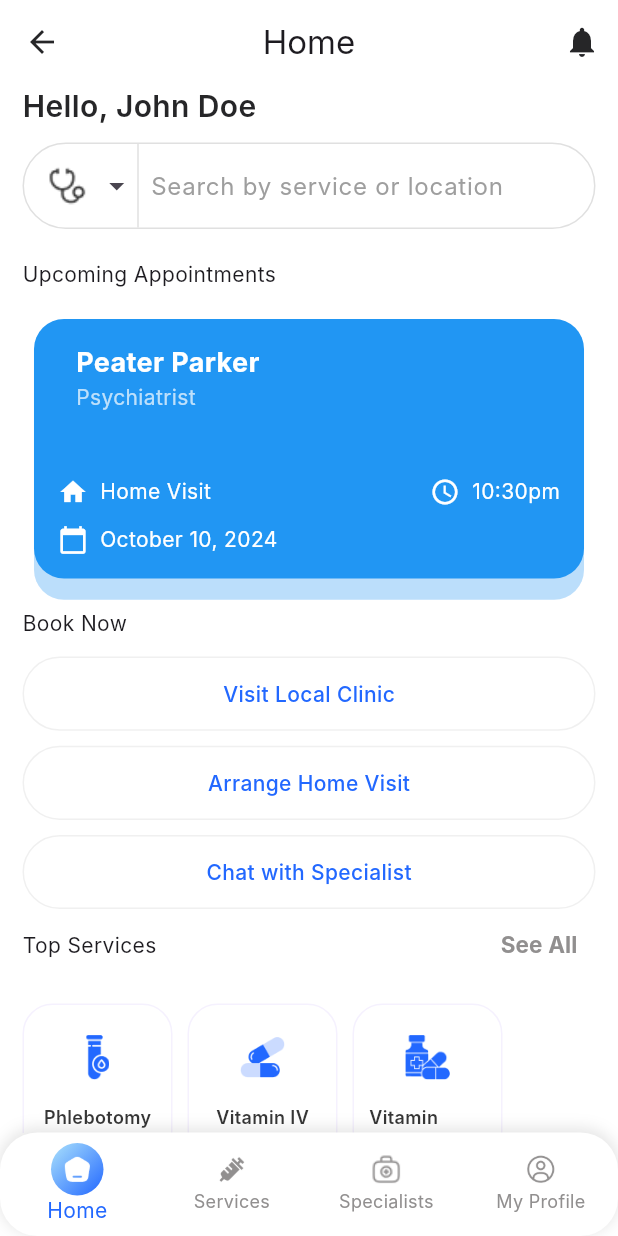
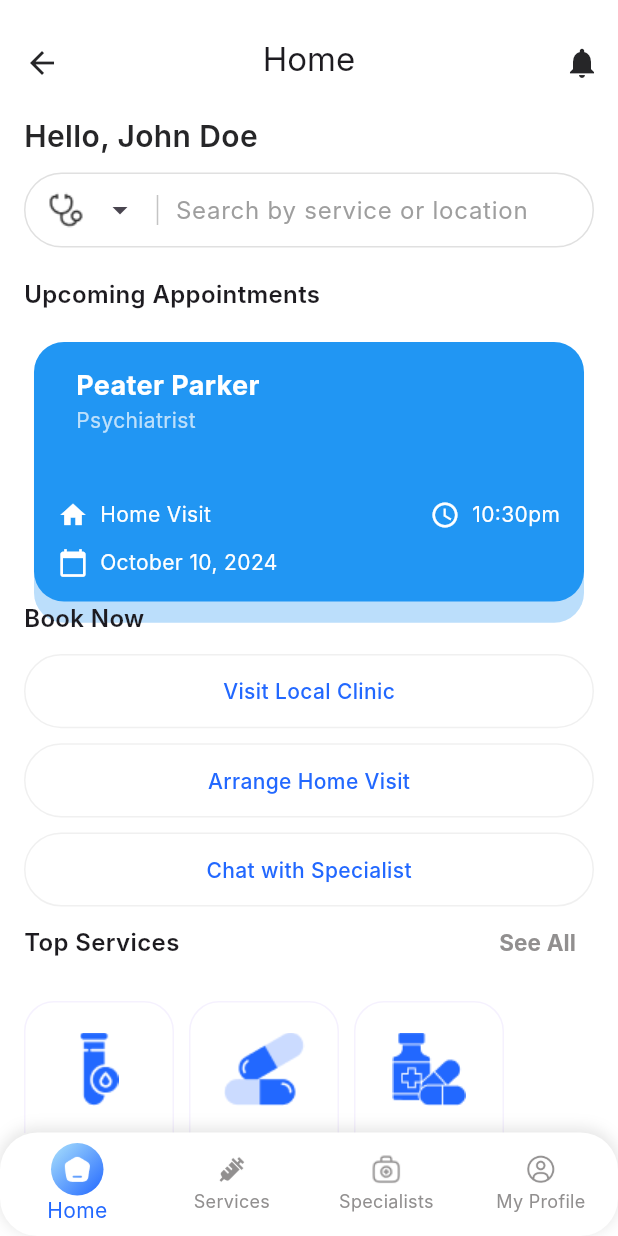
Before and after one commit to MustuBharmal/DocBookingApp, a Flutter app: the NavigationScreen screen opened by its route, on a phone screen of 412 x 824 dp. Run offline on Flutter 3.47's test engine with Material 3 defaults, Android fonts, the phone set to English and light mode, and no system bars; our stand-ins replace get, get_storage, google_fonts, logger; accounts and stored records are empty; network calls fail; Roboto replaces fonts that are missing (Inter).

Commit message:
home screen ui changes

```diff
--- a/lib/presentations/authentication/views/onboarding_screen.dart
+++ b/lib/presentations/authentication/views/onboarding_screen.dart
@@ -1,5 +1,6 @@
 import 'package:doc_booking_app/global/app_color.dart';
 import 'package:doc_booking_app/global/images.dart';
+import 'package:doc_booking_app/presentations/authentication/views/login_welcome_screen.dart';
 import 'package:doc_booking_app/widgets/blue_button.dart';
 import 'package:flutter/material.dart';
 import 'package:get/get.dart';
@@ -52,12 +53,14 @@ class _OnboardingScreenState extends State<OnboardingScreen> {
                     const Text(
                       'Let us Come to You',
                       textAlign: TextAlign.center,
-                      style: TextStyle(fontSize: 20, fontWeight: FontWeight.w500),
+                      style:
+                          TextStyle(fontSize: 20, fontWeight: FontWeight.w500),
                     ),
                     const Text(
                       'Cant get to a clinic, let us come to you, book a Home visit appointment today.',
                       textAlign: TextAlign.center,
-                      style: TextStyle(fontSize: 14, fontWeight: FontWeight.w500),
+                      style:
+                          TextStyle(fontSize: 14, fontWeight: FontWeight.w500),
                     ),
                     Row(
                       mainAxisAlignment: MainAxisAlignment.center,
@@ -74,14 +77,26 @@ class _OnboardingScreenState extends State<OnboardingScreen> {
                                       ],
                                     )
                                   : null,
-                              color: activeIndex != index ? AppColors.gray : null,
+                              color: activeIndex != index
+                                  ? AppColors.gray
+                                  : null,
                               shape: BoxShape.circle),
                           height: 10,
                           width: 10,
                         ),
                       ),
                     ),
-                    const BlueButton(label: 'Next'),
+                    BlueButton(
+                      label: 'Next',
+                      onPressed: () {
+                        if (activeIndex < 2) {
+                          activeIndex++;
+                        }else{
+                          Get.offAllNamed(LoginWelcomeScreen.routeName);
+                        }
+                        setState(() {});
+                      },
+                    ),
                   ],
                 ),
               ),
--- a/lib/presentations/home/view/home_screen.dart
+++ b/lib/presentations/home/view/home_screen.dart
@@ -20,7 +20,7 @@ class HomeScreen extends StatelessWidget {
   Widget build(BuildContext context) {
     return Scaffold(
       body: SingleChildScrollView(
-        padding: const EdgeInsets.symmetric(horizontal: 15),
+        padding: const EdgeInsets.symmetric(horizontal: 16, vertical: 20),
         child: Column(
           crossAxisAlignment: CrossAxisAlignment.start,
           children: [
@@ -29,11 +29,12 @@ class HomeScreen extends StatelessWidget {
               style: TextStyle(
                 color: AppColors.black,
                 fontSize: 20,
-                fontFamily: 'Inter',
                 fontWeight: FontWeight.w600,
               ),
             ),
-            const SizedBox(height: 10),
+            const SizedBox(
+              height: 10,
+            ),
             const CustomSearchTextField(
               hintText: 'Search by service or location',
             ),
@@ -44,9 +45,6 @@ class HomeScreen extends StatelessWidget {
               title: "Upcoming Appointments",
               spacing: 20,
               child: AppointmentCard(),
-            ),
-            const SizedBox(
-              height: 20,
             ),
             const SectionHeader(
               title: "Book Now",
@@ -102,7 +100,13 @@ class SectionHeader extends StatelessWidget {
         Row(
           mainAxisAlignment: MainAxisAlignment.spaceBetween,
           children: [
-            Text(title),
+            Text(
+              title,
+              style: const TextStyle(
+                fontWeight: FontWeight.w600,
+                fontSize: 16,
+              ),
+            ),
             if (button != null) button!,
           ],
         ),
@@ -291,7 +295,7 @@ class SpecialistListView extends StatelessWidget {
         primary: true,
         itemBuilder: (context, index) {
           final specialist =
-          SpecialistController.instance.filteredSpecialists[index];
+              SpecialistController.instance.filteredSpecialists[index];
           return CustomSpecialistContainer(
             name: specialist.name,
             specialist: specialist.specialist,
--- a/lib/presentations/home/widget/custom_search_textfield.dart
+++ b/lib/presentations/home/widget/custom_search_textfield.dart
@@ -1,3 +1,4 @@
+import 'package:doc_booking_app/global/app_color.dart';
 import 'package:doc_booking_app/presentations/home/controller/home_controller.dart';
 import 'package:flutter/material.dart';
 import 'package:get/get.dart';
@@ -12,9 +13,7 @@ class CustomSearchTextField extends StatelessWidget {
   @override
   Widget build(BuildContext context) {
     return Container(
-      width: Get.width * 0.95,
-      height: Get.height * 0.07,
-      padding: const EdgeInsets.symmetric(horizontal: 16),
+      padding: const EdgeInsets.symmetric(horizontal: 15),
       decoration: BoxDecoration(
         color: Colors.white,
         borderRadius: BorderRadius.circular(50),
@@ -24,18 +23,17 @@ class CustomSearchTextField extends StatelessWidget {
         ),
       ),
       child: Row(
+        mainAxisAlignment: MainAxisAlignment.start,
         children: [
-          Obx(() => SizedBox(
-            width: Get.width * 0.125,
-            child: Row(
+          Obx(
+            () => Row(
+              mainAxisAlignment: MainAxisAlignment.start,
               children: [
-                Expanded(
-                  child: CustomIconSizeBox(
+                // search for home screen
+                CustomIconSizeBox(
                     iconPath:
                         HomeController.instance.selectedImagePath.value),
-                ),
-                Expanded(
-                  child: IconButton(
+                IconButton(
                   onPressed: () {
                     TypeOfDialogs.showBottomSheetDialog(
                       Get.context!,
@@ -46,20 +44,26 @@ class CustomSearchTextField extends StatelessWidget {
                   },
                   icon: const Icon(Icons.arrow_drop_down),
                 ),
-                ),
               ],
             ),
-          )),
-          const SizedBox(width: 8),
-          VerticalDivider(
-            color: Colors.grey.shade300,
+          ),
+          Expanded(
+            flex: 4,
+              child: Row(
+                mainAxisAlignment: MainAxisAlignment.start,
+            children: [
+              SizedBox(
+                height: 20,
+                child: VerticalDivider(
+                  color: AppColors.border,
                   thickness: 1,
-            width: 1,
+                  width: 2,
                 ),
-          const SizedBox(width: 8),
-          Obx(
-                () => Expanded(
-              child: TextField(
+              ),
+              const SizedBox(width: 11,),
+              Expanded(
+                child: Obx(
+                  () => TextField(
                     controller: HomeController.instance.searchController.value,
                     decoration: InputDecoration(
                       hintText: hintText,
@@ -70,6 +74,8 @@ class CustomSearchTextField extends StatelessWidget {
                 ),
               )
             ],
+          ))
+        ],
       ),
     );
   }
--- a/lib/presentations/specialist/view/list_of_specialist_screen.dart
+++ b/lib/presentations/specialist/view/list_of_specialist_screen.dart
@@ -24,7 +24,7 @@ class ListOfSpecialistScreen extends GetView<SpecialistController> {
           child: Column(
             children: [
               Obx(
-                () => CustomSearchTextfield(
+                () => CustomSearchTextField(
                   hintText: "Search by name",
                   controller:
                       SpecialistController.instance.searchController.value,
--- a/lib/presentations/specialist/widget/custom_search_textfield.dart
+++ b/lib/presentations/specialist/widget/custom_search_textfield.dart
@@ -1,8 +1,7 @@
-import 'package:doc_booking_app/presentations/specialist/controller/specialist_controller.dart';
 import 'package:flutter/material.dart';
 import 'package:get/get.dart';
-class CustomSearchTextfield extends StatelessWidget {
-  const CustomSearchTextfield({super.key,required this.hintText,required this.controller});
+class CustomSearchTextField extends StatelessWidget {
+  const CustomSearchTextField({super.key,required this.hintText,required this.controller});
   final String hintText;
   final TextEditingController controller;
   @override
--- a/lib/presentations/splash_screens/view/splash_screen.dart
+++ b/lib/presentations/splash_screens/view/splash_screen.dart
@@ -3,7 +3,7 @@ import 'package:doc_booking_app/global/app_color.dart';
 import 'package:doc_booking_app/global/images.dart';
 import 'package:flutter/material.dart';
 import 'package:get/get.dart';
-import '../../authentication/views/login_welcome_screen.dart';
+import '../../authentication/views/onboarding_screen.dart';
 
 class SplashScreen extends StatefulWidget {
   static const String routeName = '/';
@@ -20,7 +20,7 @@ class _SplashScreenState extends State<SplashScreen> {
     super.initState();
     Future.delayed(
       const Duration(seconds: 2),
-      () => Get.offNamed(LoginWelcomeScreen.routeName),
+      () => Get.offNamed(OnboardingScreen.routeName),
     );
   }
 
--- a/lib/widgets/blue_button.dart
+++ b/lib/widgets/blue_button.dart
@@ -13,7 +13,7 @@ class BlueButton extends StatelessWidget {
     return GestureDetector(
       onTap: onPressed,
       child: Container(
-        padding: const EdgeInsets.symmetric(horizontal: 16, vertical: 20),
+        padding: const EdgeInsets.symmetric(horizontal: 16, vertical: 16),
         decoration: BoxDecoration(
           gradient: LinearGradient(
             begin: Alignment.centerLeft,
--- a/lib/widgets/custom_app_bar.dart
+++ b/lib/widgets/custom_app_bar.dart
@@ -13,7 +13,9 @@ class CustomAppBar extends StatelessWidget implements PreferredSizeWidget {
 
   @override
   Widget build(BuildContext context) {
-    return AppBar(
+    return Padding(
+      padding: const EdgeInsets.only(top: 22.0),
+      child: AppBar(
         title: Text(title),
         centerTitle: true,
         actions: [
@@ -21,6 +23,7 @@ class CustomAppBar extends StatelessWidget implements PreferredSizeWidget {
         ],
         backgroundColor: AppColors.white,
         iconTheme: IconThemeData(color: AppColors.black),
+      ),
     );
   }
 }
--- a/lib/widgets/custom_container_with_logo1.dart
+++ b/lib/widgets/custom_container_with_logo1.dart
@@ -33,7 +33,7 @@ class ContainerWithIcon1 extends StatelessWidget {
         ),
         child: Column(
           children: [
-            CustomIconSizeBox(iconPath: iconPath,heightWidth: heightWidth),
+            CustomIconSizeBox(iconPath: iconPath,iconWidth: heightWidth),
             const SizedBox(height: 16),
             Text(
               text,
--- a/lib/widgets/custom_icon_sized_box.dart
+++ b/lib/widgets/custom_icon_sized_box.dart
@@ -2,20 +2,20 @@ import 'package:flutter/cupertino.dart';
 
 class CustomIconSizeBox extends StatelessWidget {
   const CustomIconSizeBox(
-      {super.key, required this.iconPath, this.heightWidth});
+      {super.key, required this.iconPath, this.iconWidth, this.iconHeight});
 
   final String iconPath;
-  final double? heightWidth;
+  final double? iconWidth;
+
+  final double? iconHeight;
 
   @override
   Widget build(BuildContext context) {
-    return SizedBox(
-      width: heightWidth ?? 30,
-      height: heightWidth ?? 30,
-      child: Image.asset(
-        iconPath,
-        fit: BoxFit.contain,
-      ),
+    return Image.asset(
+      width: iconWidth,
+      height: iconHeight,
+      iconPath,
+      fit: BoxFit.contain,
     );
   }
 }
```
Lines whose indentation alone changed are shown as unchanged.
